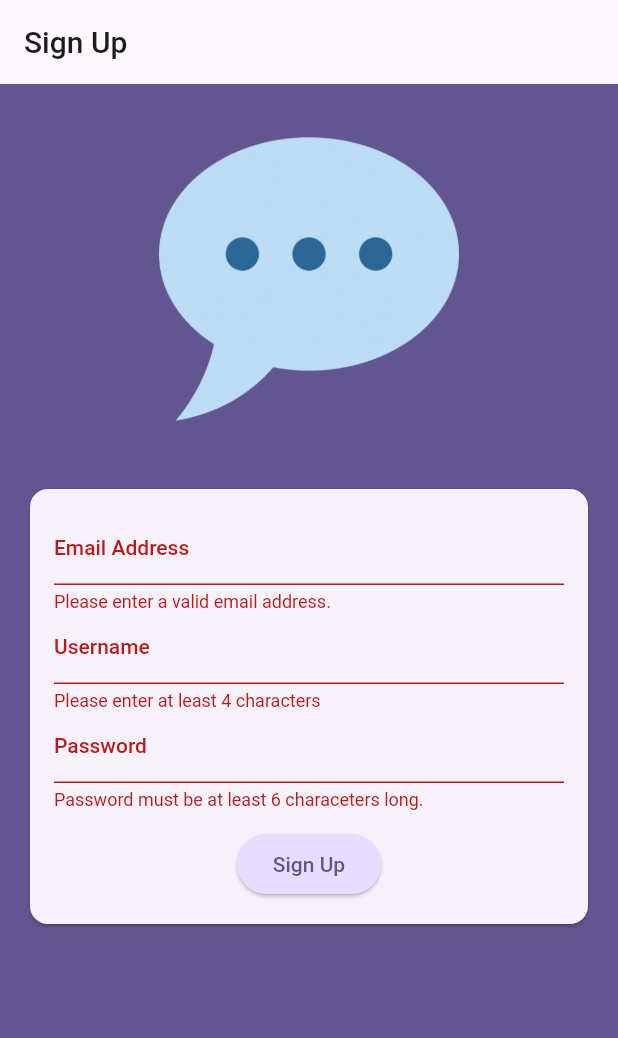
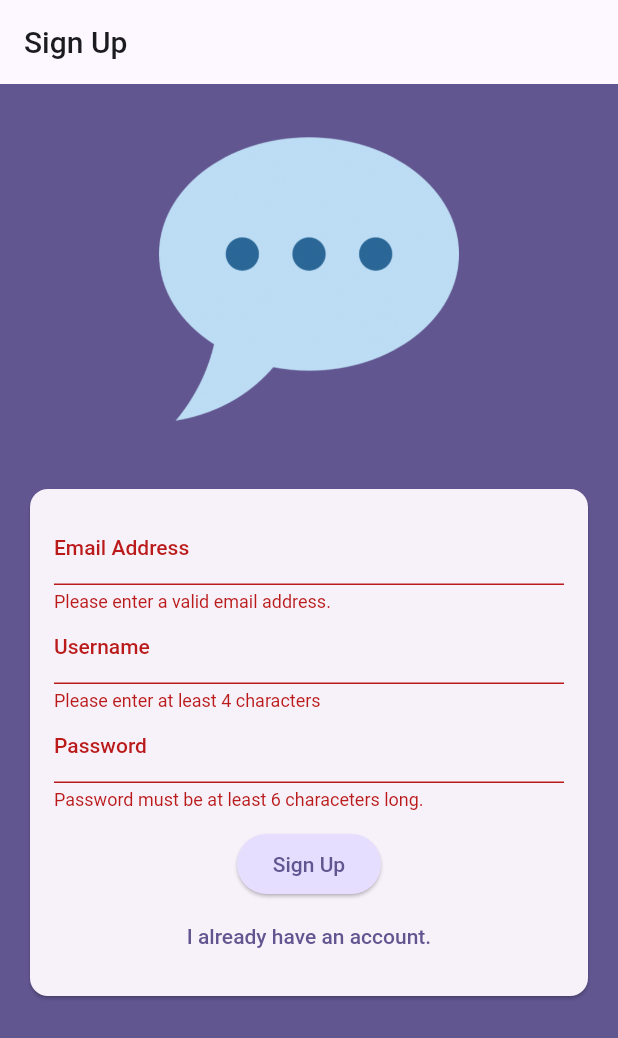
Before and after one commit to seadynamic8/chat_app2_supabase, a Flutter app: the screen it shows after launch, after a tap on "Sign Up", on a phone screen of 412 x 824 dp. Shown: the top 1038 px of the screen. Run offline on Flutter 3.47's test engine with Material 2 defaults, Android fonts, the phone set to English and light mode, and no system bars; our stand-ins replace supabase_flutter; accounts and stored records are empty.

Commit message:
feat: added login functionality to AuthScreen

```diff
--- a/lib/screens/auth.dart
+++ b/lib/screens/auth.dart
@@ -16,12 +16,17 @@ class _AuthScreenState extends State<AuthScreen> {
   var _enteredEmail = '';
   var _enteredUsername = '';
   var _enteredPassword = '';
+  var _isLogin = false;
 
   void _submit() async {
     if (!_form.currentState!.validate()) return;
     _form.currentState!.save();
 
     try {
+      if (_isLogin) {
+        await supabase.auth.signInWithPassword(
+            email: _enteredEmail, password: _enteredPassword);
+      } else {
         final response = await supabase.auth.signUp(
           email: _enteredEmail,
           password: _enteredPassword,
@@ -29,10 +34,12 @@ class _AuthScreenState extends State<AuthScreen> {
         );
 
         print('response: ${response.session}');
+      }
 
       if (!mounted) return;
-      Navigator.of(context)
-          .push(MaterialPageRoute(builder: (ctx) => const ChatScreen()));
+      // Navigator.of(context)
+      //     .push(MaterialPageRoute(builder: (ctx) => const ChatScreen()));
+      // Navigator.of(context).pop();
     } on AuthException catch (error) {
       if (!mounted) return;
       context.showErrorSnackBar(error.message);
@@ -46,7 +53,7 @@ class _AuthScreenState extends State<AuthScreen> {
   Widget build(BuildContext context) {
     return Scaffold(
       appBar: AppBar(
-        title: const Text('Sign Up'),
+        title: Text(_isLogin ? 'Log In' : 'Sign Up'),
       ),
       backgroundColor: Theme.of(context).colorScheme.primary,
       body: SingleChildScrollView(
@@ -86,6 +93,7 @@ class _AuthScreenState extends State<AuthScreen> {
                         },
                         onSaved: (newValue) => _enteredEmail = (newValue!),
                       ),
+                      if (!_isLogin)
                         TextFormField(
                           decoration:
                               const InputDecoration(labelText: 'Username'),
@@ -118,8 +126,18 @@ class _AuthScreenState extends State<AuthScreen> {
                           backgroundColor:
                               Theme.of(context).colorScheme.primaryContainer,
                         ),
-                        child: const Text('Sign Up'),
+                        child: Text(_isLogin ? 'Login' : 'Sign Up'),
                       ),
+                      TextButton(
+                        onPressed: () {
+                          setState(() {
+                            _isLogin = !_isLogin;
+                          });
+                        },
+                        child: Text(_isLogin
+                            ? 'Create an account.'
+                            : 'I already have an account.'),
+                      )
                     ],
                   ),
                 ),
```
Lines whose indentation alone changed are shown as unchanged.
